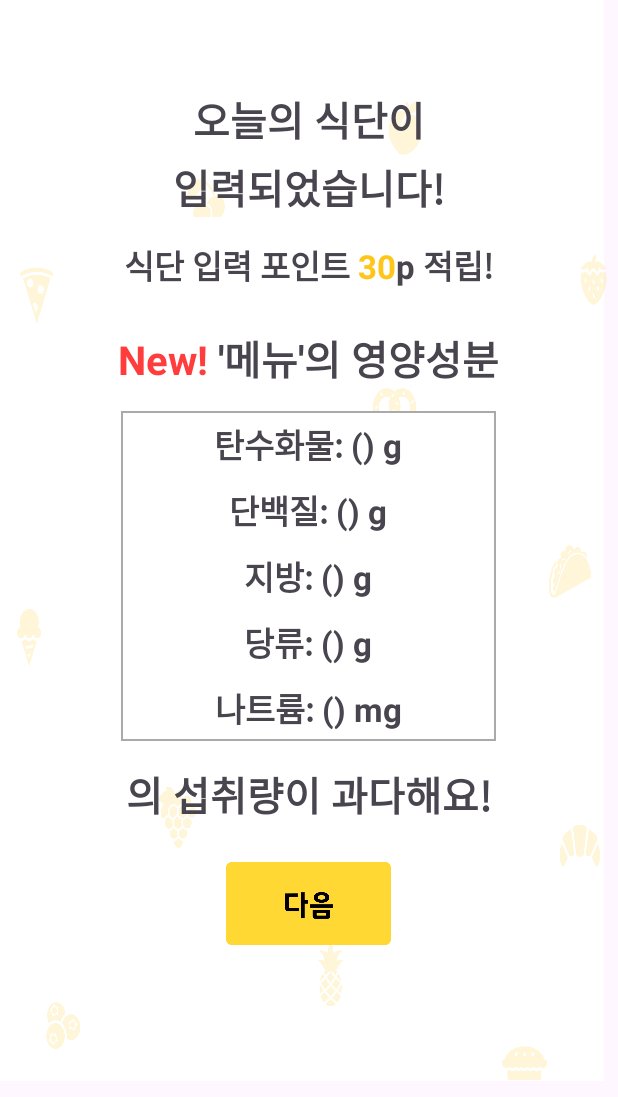
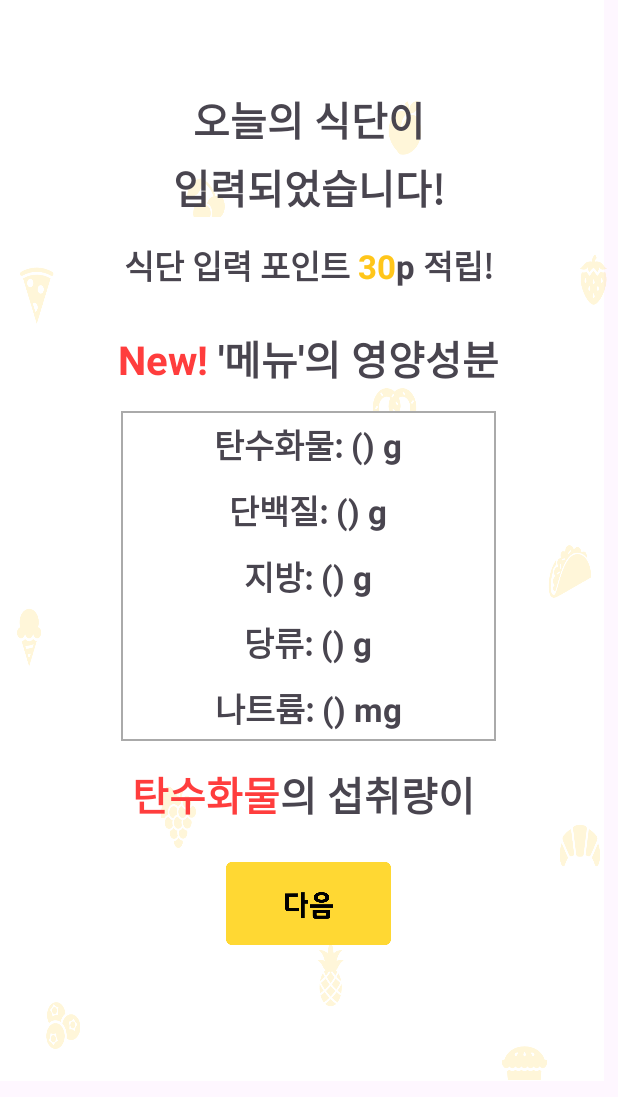
Before and after one commit to IPS-bobITsong/IPS-backend, an Android app: the CompleteActivity screen opened directly, with no data from a screen before it, on a phone screen of 412 x 824 dp, the part 139-1236 px from its top. Run offline under Robolectric (Android 15) with nearby library versions, the phone set to English and light mode, and no system bars; our stand-ins replace Firebase (no records; nobody signed in at launch, a user with empty details on screens opened directly).

Commit message:
영양정보 화면 수정

```diff
--- a/app/src/main/java/smu/it/ips2/CompleteActivity.kt
+++ b/app/src/main/java/smu/it/ips2/CompleteActivity.kt
@@ -24,10 +24,14 @@ class CompleteActivity : AppCompatActivity() {
     var standard_carbohydrate: Double = 0.0
     var standard_protein: Double = 0.0
     var standard_fat: Double = 0.0
+    var standard_sugar: Double = 0.0
+    var standard_sodium: Double = 0.0
 
     var u_carbohydrate: Double? = 0.0
     var u_protein: Double? = 0.0
     var u_fat: Double? = 0.0
+    var u_sugar: Double? = 0.0
+    var u_sodium: Double? = 0.0
 
     override fun onCreate(savedInstanceState: Bundle?) {
         super.onCreate(savedInstanceState)
@@ -41,72 +45,96 @@ class CompleteActivity : AppCompatActivity() {
         val currentUser = auth.currentUser
         val userId = currentUser?.uid
         if (userId != null) {
-            database.getReference("users").child(userId).child("age")
-                .addListenerForSingleValueEvent(object : ValueEventListener {
+            database.getReference("users").child(userId).child("age").get()
+                .addOnSuccessListener {
+                    (object : ValueEventListener {
                         override fun onDataChange(dataSnapshot: DataSnapshot) {
-                        var age = dataSnapshot.getValue(String::class.java)?.toInt()
+                            val age = dataSnapshot.getValue(String::class.java)?.toInt()
                             if (age != null) {
                                 if (age in 1 until 3) {
                                     standard_carbohydrate = 43.33
                                     standard_protein = 6.67
                                     standard_fat = 11.67
+                                    standard_sugar = 5.0
+                                    standard_sodium = 233.33
                                 } else if (age in 3 until 6) {
                                     standard_carbohydrate = 43.33
                                     standard_protein = 8.33
                                     standard_fat = 11.67
+                                    standard_sugar = 6.67
+                                    standard_sodium = 300.0
                                 } else if (age in 6 until 9) {
                                     standard_carbohydrate = 43.33
                                     standard_protein = 11.67
                                     standard_fat = 13.33
+                                    standard_sugar = 8.33
+                                    standard_sodium = 400.0
                                 } else if (age in 9 until 12) {
                                     standard_carbohydrate = 43.33
                                     standard_protein = 16.67
                                     standard_fat = 16.0
+                                    standard_sugar = 10.33
+                                    standard_sodium = 500.0
                                 } else if (age in 12 until 15) {
                                     standard_carbohydrate = 43.33
                                     standard_protein = 20.0
                                     standard_fat = 18.33
+                                    standard_sugar = 13.33
+                                    standard_sodium = 500.0
                                 } else if (age in 15 until 19) {
                                     standard_carbohydrate = 43.33
                                     standard_protein = 21.67
                                     standard_fat = 23.33
+                                    standard_sugar = 15.0
+                                    standard_sodium = 500.0
                                 }
                             }
                         }
 
                         override fun onCancelled(databaseError: DatabaseError) {
+
                         }
                     })
                 }
 
             // 파이어스토어 인스턴스 초기화
+            firestore.collection("users").document(userId.toString())
+                .collection("menubook")
+                .addSnapshotListener { snapshot, e ->
+                    if (e != null) {
+                        return@addSnapshotListener
+                    }
+                    if (!snapshot!!.isEmpty) {
+                        val documentSnapshot = snapshot.documents[snapshot.size() - 1]
+                        val menu = documentSnapshot.toObject(MenuBook::class.java)
+                        u_carbohydrate = menu?.carbo
+                        u_protein = menu?.protein
+                        u_fat = menu?.fat
+                        u_sugar = menu?.sugars
+                        u_sodium = menu?.sodium
 
-        firestore.collection("users").document(userId.toString())
+                        /*firestore.collection("users").document(userId.toString())
             .collection("menubook")
             .get()
             .addOnSuccessListener { querySnapshot ->
                 val menuBookCount = querySnapshot.size()
                 Log.d("SearchMenuActivity", "MenuBook Count: $menuBookCount")
                 if (!querySnapshot.isEmpty) {
-                    val documentSnapshot = querySnapshot.documents[menuBookCount - 1]
+                    val documentSnapshot = querySnapshot.documents[menuBookCount-1]
                     val menu = documentSnapshot.toObject(MenuBook::class.java)
-                    val u_menuName = menu?.foodname
                     u_carbohydrate = menu?.carbo
                     u_protein = menu?.protein
-                    u_fat = menu?.fat
-                    val u_sugars = menu?.sugars
-                    val u_sodium = menu?.sodium
+                    u_fat = menu?.fat*/
 
 //                    findViewById<TextView>(R.id.foodName).text = u_menuName.toString()
                         findViewById<TextView>(R.id.carbohydrate).text = u_carbohydrate.toString()
                         findViewById<TextView>(R.id.protein).text = u_protein.toString()
                         findViewById<TextView>(R.id.fat).text = u_fat.toString()
+                        findViewById<TextView>(R.id.sugars).text = u_sugar.toString()
+                        findViewById<TextView>(R.id.sodium).text = u_sodium.toString()
 //                    findViewById<TextView>(R.id.protein).text = u_sugars.toString()
 //                    findViewById<TextView>(R.id.sodium).text = u_sodium.toString()
                     }
-            }
-            .addOnFailureListener { e ->
-                Log.e("SearchMenuActivity", "Error getting documents: ", e)
                 }
 
 
@@ -114,28 +142,32 @@ class CompleteActivity : AppCompatActivity() {
             Log.d("SearchMenuActivity", "protein: $u_protein")
             Log.d("SearchMenuActivity", "fat: $u_fat")
 
-        val r_carbohydrate: Double? = standard_carbohydrate - u_carbohydrate!!
-        val r_protein: Double? = standard_protein - u_protein!!
-        val r_fat: Double? = standard_fat - u_fat!!
+            val r_carbohydrate: Double? = (standard_carbohydrate - u_carbohydrate!!)
+            val r_protein: Double? = (standard_protein - u_protein!!)
+            val r_fat: Double? = (standard_fat - u_fat!!)
+            val r_sugar: Double? = (standard_sugar - u_sugar!!)
+            val r_sodium: Double? = (standard_sodium - u_sodium!!)
 
             //기준-영양소 계산 후 절댓값 씌우기
             val a_carbohydrate = Math.abs(r_carbohydrate!!)
             val a_protein = Math.abs(r_protein!!)
             val a_fat = Math.abs(r_fat!!)
+            val a_sugar = Math.abs(r_sugar!!)
+            val a_sodium = Math.abs(r_sodium!!)
 
             //절댓값 가장 큰 영양소 나타내기
-        val noticeNutrient = compare(a_carbohydrate, a_protein, a_fat)
-        findViewById<TextView>(R.id.nutrient).text = noticeNutrient
+            val noticeNutrient = compare(a_carbohydrate, a_protein, a_fat, a_sugar, a_sodium)
+            findViewById<TextView>(R.id.nutrient).text = compare(a_carbohydrate, a_protein, a_fat, a_sugar, a_sodium)
 
             //과다/부족 글자 나타내기
-        val needText = findViewById<TextView>(R.id.moreOrLess)
-        if (a_carbohydrate > a_protein && a_carbohydrate > a_fat) {
-            needText.text = setText(r_carbohydrate)
-        } else if (a_protein > a_carbohydrate && a_protein > a_fat) {
-            needText.text = setText(r_protein)
-        } else if (a_fat > a_carbohydrate && a_fat > a_protein) {
-            needText.text = setText(r_fat)
+            when(compare(a_carbohydrate, a_protein, a_fat, a_sugar, a_sodium)){
+                "탄수화물" -> findViewById<TextView>(R.id.moreOrLess).text = setText(r_carbohydrate)
+                "단백질" -> findViewById<TextView>(R.id.moreOrLess).text = setText(r_protein)
+                "지방" -> findViewById<TextView>(R.id.moreOrLess).text = setText(r_fat)
+                "당" -> findViewById<TextView>(R.id.moreOrLess).text = setText(r_sugar)
+                "나트륨" -> findViewById<TextView>(R.id.moreOrLess).text = setText(r_sodium)
             }
+            var needText = findViewById<TextView>(R.id.moreOrLess)
 
             findViewById<ImageButton>(R.id.backBtn).setOnClickListener {
                 intent = Intent(this, SearchRestaurantActivity::class.java)
@@ -159,8 +191,6 @@ class CompleteActivity : AppCompatActivity() {
                 startActivity(intent)
             }
 
-        val database = FirebaseDatabase.getInstance()
-
             val ref = database.getReference("users").child(userId.toString()).child("point")
             // 데이터 읽기
             ref.addListenerForSingleValueEvent(object : ValueEventListener {
@@ -174,7 +204,11 @@ class CompleteActivity : AppCompatActivity() {
                     ref.setValue(newValue.toString())
                         .addOnSuccessListener {
                             // 수정 성공
-                        Toast.makeText(this@CompleteActivity, "포인트를 획득했습니다!", Toast.LENGTH_SHORT)
+                            Toast.makeText(
+                                this@CompleteActivity,
+                                "포인트를 획득했습니다!",
+                                Toast.LENGTH_SHORT
+                            )
                                 .show()
                             // 원하는 작업 수행 or 메시지 표시 가능
                         }
@@ -190,47 +224,21 @@ class CompleteActivity : AppCompatActivity() {
                 }
             })
 
-
-        val lev = database.getReference("users").child(userId.toString()).child("level")
-        lev.addListenerForSingleValueEvent(object : ValueEventListener {
-            override fun onDataChange(dataSnapshot: DataSnapshot) {
-                val currentValue = dataSnapshot.getValue(String::class.java) // 현재 값 가져오기
-                        // 현재 값에서 변화시킬 작업 수행
-                        val newValue = (currentValue?.toIntOrNull() ?: 0) + 1
-
-                        // 데이터 수정
-                        lev.setValue(newValue.toString())
-                            .addOnSuccessListener {
-                                // 수정 성공
-                                Toast.makeText(
-                                    this@CompleteActivity,
-                                    "레벨이 증가되었습니다!",
-                                    Toast.LENGTH_SHORT
-                                ).show()
-                                // 원하는 작업 수행 or 메시지 표시 가능
-                            }
-                            .addOnFailureListener { exception ->
-                                // 수정 실패
-                                // 오류 처리 수행 or 메시지 표시 가능
         }
     }
-            override fun onCancelled(databaseError: DatabaseError) {
-                // 읽기 실패 처리
-                // 오류 처리 수행 or 메시지 표시 가능
-            }
-        })
+    //세가지 기준-영양 입력받고, 가장 절댓값이 큰 값 알아내기
+    fun compare(carbohydrate: Double, protein: Double, fat: Double, sugars: Double, sodium: Double): String {
+        val nutrientList = mutableListOf<Pair<String, Double>>()
+        nutrientList.add("탄수화물" to carbohydrate)
+        nutrientList.add("단백질" to protein)
+        nutrientList.add("지방" to fat)
+        nutrientList.add("당류" to sugars)
+        nutrientList.add("나트륨" to sodium)
+
+        val maxNutrient = nutrientList.maxByOrNull { it.second }
+        return maxNutrient?.first ?: ""
     }
 
-
-    //세가지 기준-영양 입력받고, 가장 절댓값이 큰 값 알아내기
-    fun compare(carbohydrate: Double, protein: Double, fat: Double): String {
-        return when {
-            carbohydrate > protein && carbohydrate > fat -> "탄수화물"
-            protein > carbohydrate && protein > fat -> "단백질"
-            fat > carbohydrate && fat > protein -> "지방"
-            else -> ""
-        }
-    }
 
     fun setText(result: Double): String {
         return when {
--- a/app/src/main/java/smu/it/ips2/MenuList.kt
+++ b/app/src/main/java/smu/it/ips2/MenuList.kt
@@ -4,5 +4,7 @@ data class MenuList(
     val menuname: String? = "",
     val carbo: Double?,
     val protein: Double?,
-    val fat: Double?
+    val fat: Double?,
+    val sugar: Double?,
+    val sodium: Double?
 )
```
Also changed, not shown: app/src/main/java/smu/it/ips2/DetailActivity.kt (+11 -1 lines). Lines whose indentation alone changed are shown as unchanged.
